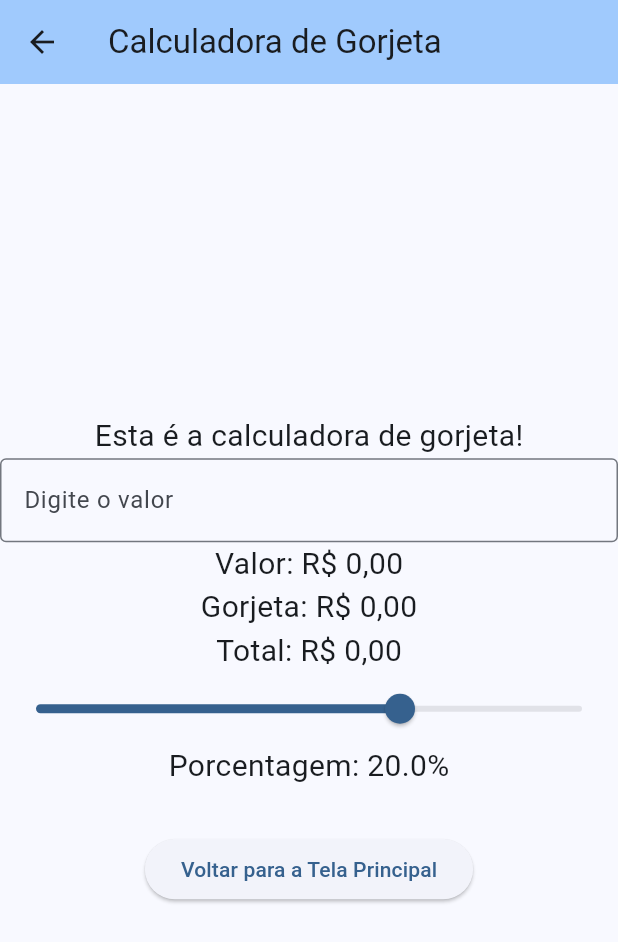
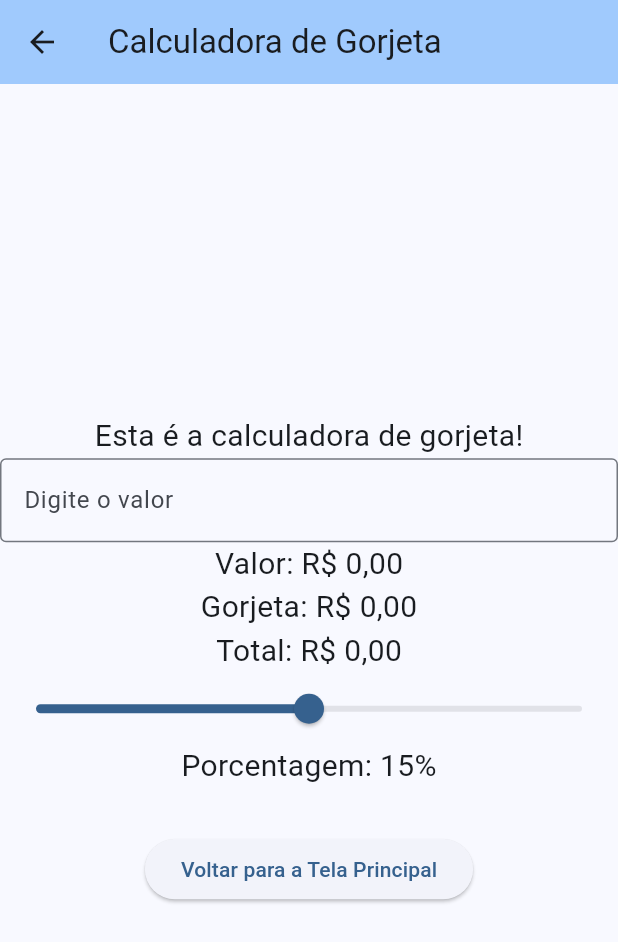
Before and after one commit to eanassu/hello_world, a Flutter app: the TipCalculator screen opened directly, on a phone screen of 412 x 824 dp. Shown: the top 942 px of the screen. Run offline on Flutter 3.47's test engine with Material 3 defaults, Android fonts, the phone set to English and light mode, and no system bars.

```diff
--- a/lib/tip_calculator.dart
+++ b/lib/tip_calculator.dart
@@ -8,7 +8,7 @@ class TipCalculator extends StatefulWidget {
   State<TipCalculator> createState() => _TipCalculatorState();
 }
 class _TipCalculatorState extends State<TipCalculator> {
-  double _currentSliderValue = 20.0;
+  double _currentSliderValue = 15;
   double _valor = 0.0;
   double _gorjeta = 0.0;
   double _valorTotal = 0.0;
@@ -65,14 +65,14 @@ class _TipCalculatorState extends State<TipCalculator> {
               max: 30,
               onChanged: (double value) {
                 setState(() {
-                  _currentSliderValue = value;
+                  _currentSliderValue = value.round().toDouble();
                   _gorjeta = (_valor * _currentSliderValue / 100);
                   _valorTotal = _valor + _gorjeta;
                 });
               },
             ),
           Text(
-            'Porcentagem: ${_currentSliderValue.toStringAsFixed(1)}%',
+            'Porcentagem: ${_currentSliderValue.toStringAsFixed(0)}%',
             style: TextStyle(fontSize: 20),
           ),
             const SizedBox(height: 30),
```
